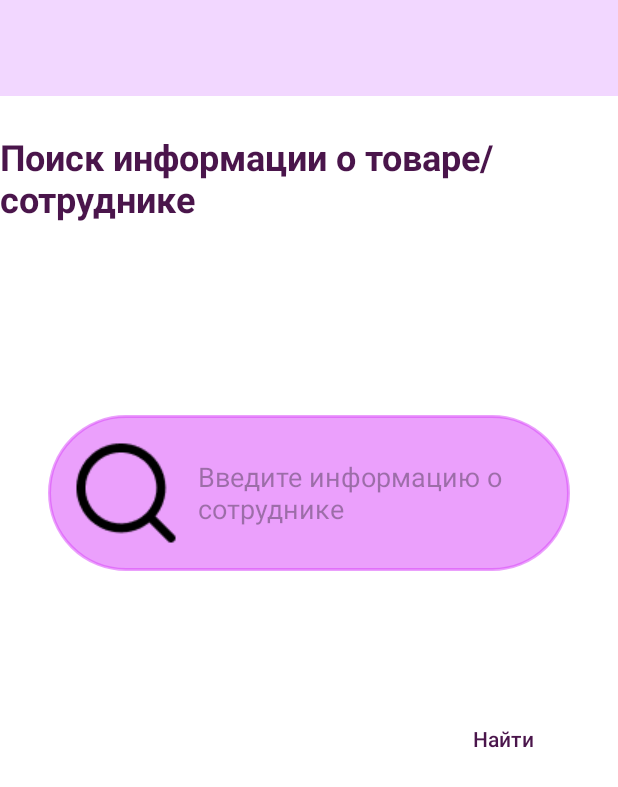
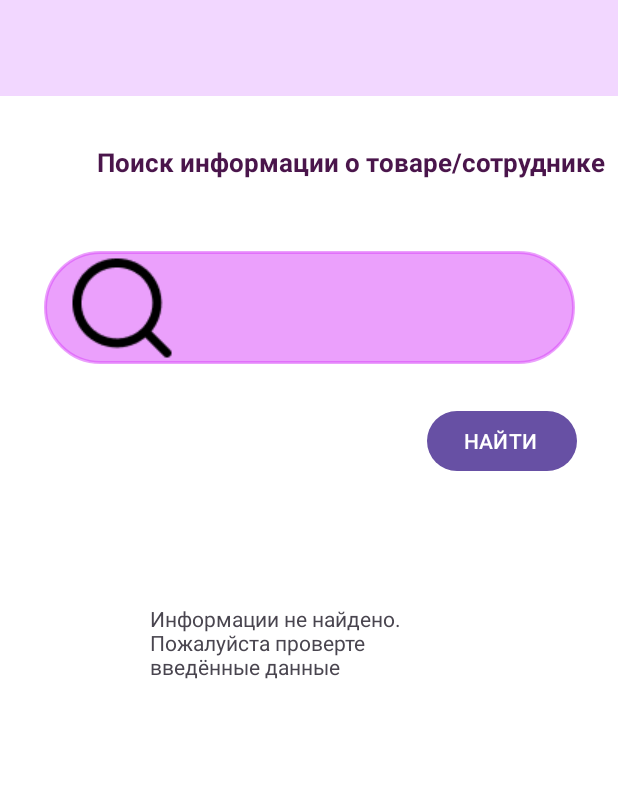
Before and after one commit to DdZz2005/Craft_Code_Project, an Android app: the SearchActivity screen opened directly, with no data from a screen before it, on a phone screen of 412 x 824 dp. Shown: the top 787 px of the screen. Run offline under Robolectric (Android 15) with nearby library versions, the phone set to English and light mode, and no system bars.

Commit message:
Че-то сделал

```diff
--- a/app/src/main/res/layout/activity_search.xml
+++ b/app/src/main/res/layout/activity_search.xml
@@ -22,54 +22,40 @@
     <!-- Поле ввода информации -->
 
     <!-- Кнопка "Найти" -->
+
+    <!-- Текст сообщения об отсутствии информации -->
+
     <TextView
         android:id="@+id/search_title"
-        android:layout_width="wrap_content"
-        android:layout_height="wrap_content"
-        android:layout_marginTop="24dp"
+        android:layout_width="347dp"
+        android:layout_height="35dp"
+        android:layout_marginTop="32dp"
         android:text="Поиск информации о товаре/сотруднике"
         android:textColor="#4A154B"
-        android:textSize="24sp"
+        android:textSize="17sp"
         android:textStyle="bold"
         app:layout_constraintEnd_toEndOf="parent"
-        app:layout_constraintHorizontal_bias="0.0"
+        app:layout_constraintHorizontal_bias="1.0"
         app:layout_constraintStart_toStartOf="parent"
         app:layout_constraintTop_toBottomOf="@id/toolbar" />
 
     <EditText
         android:id="@+id/search_input"
-        android:layout_width="0dp"
-        android:layout_height="wrap_content"
+        android:layout_width="354dp"
+        android:layout_height="75dp"
         android:layout_marginStart="32dp"
-        android:layout_marginTop="128dp"
+        android:layout_marginTop="36dp"
         android:layout_marginEnd="32dp"
         android:background="@drawable/rounded_text_purple"
         android:drawableStart="@drawable/img_1"
         android:drawablePadding="8dp"
-        android:hint="Введите информацию о сотруднике"
+        android:hint=""
         android:padding="12dp"
         android:textColor="#4A154B"
         app:layout_constraintEnd_toEndOf="parent"
-        app:layout_constraintHorizontal_bias="0.0"
+        app:layout_constraintHorizontal_bias="0.52"
         app:layout_constraintStart_toStartOf="parent"
         app:layout_constraintTop_toBottomOf="@id/search_title" />
-
-    <!-- Текст сообщения об отсутствии информации -->
-
-    <Button
-        android:id="@+id/search_button"
-        android:layout_width="wrap_content"
-        android:layout_height="wrap_content"
-        android:layout_marginTop="88dp"
-        android:background="?android:attr/selectableItemBackground"
-        android:text="Найти"
-        android:textColor="#4A154B"
-        app:layout_constraintBottom_toBottomOf="parent"
-        app:layout_constraintEnd_toEndOf="parent"
-        app:layout_constraintHorizontal_bias="0.9"
-        app:layout_constraintStart_toStartOf="parent"
-        app:layout_constraintTop_toBottomOf="@id/search_input"
-        app:layout_constraintVertical_bias="0.0" />
 
     <TextView
         android:id="@+id/no_results_text"
@@ -98,4 +84,28 @@
         tools:layout_editor_absoluteY="0dp"
         tools:ignore="MissingConstraints" />
 
+    <Button
+        android:id="@+id/button10"
+        android:layout_width="wrap_content"
+        android:layout_height="wrap_content"
+        android:layout_marginTop="27dp"
+        android:text="НАЙТИ "
+        app:layout_constraintBottom_toBottomOf="parent"
+        app:layout_constraintEnd_toEndOf="parent"
+        app:layout_constraintHorizontal_bias="0.912"
+        app:layout_constraintStart_toStartOf="parent"
+        app:layout_constraintTop_toBottomOf="@+id/search_input"
+        app:layout_constraintVertical_bias="0.0" />
+
+    <TextView
+        android:id="@+id/textView4"
+        android:layout_width="171dp"
+        android:layout_height="85dp"
+        android:layout_marginStart="100dp"
+        android:layout_marginTop="160dp"
+        android:text="Информации не найдено. Пожалуйста проверте введённые данные "
+        app:layout_constraintStart_toStartOf="parent"
+        app:layout_constraintTop_toBottomOf="@+id/search_input" />
+
+
 </androidx.constraintlayout.widget.ConstraintLayout>
```
